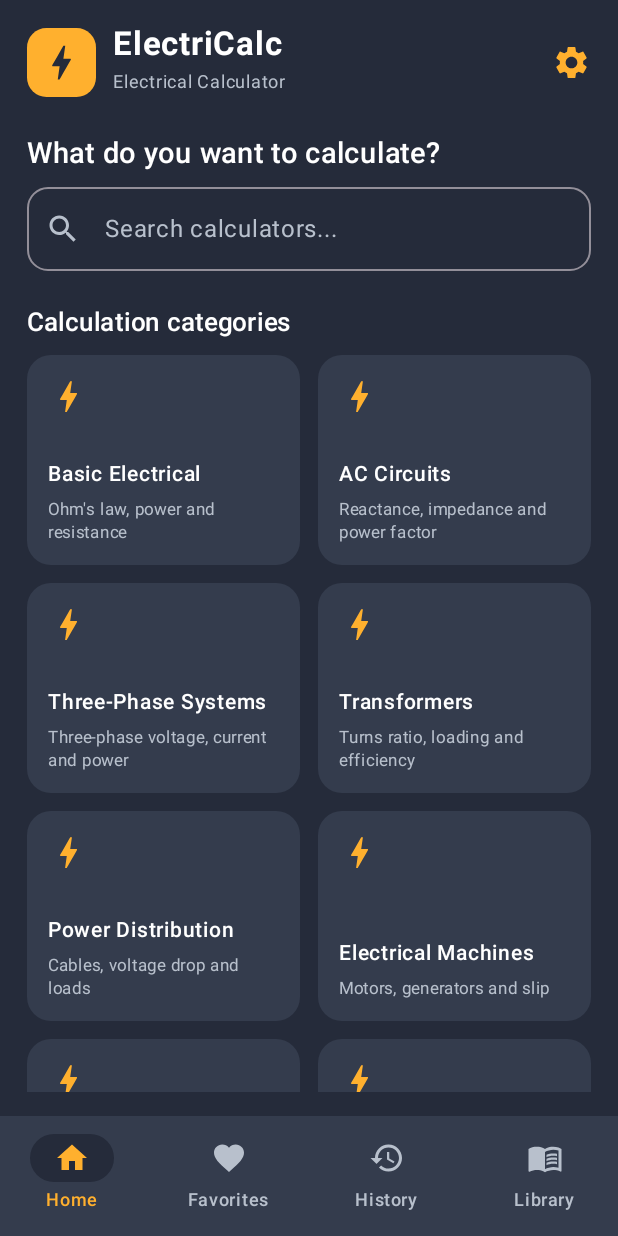
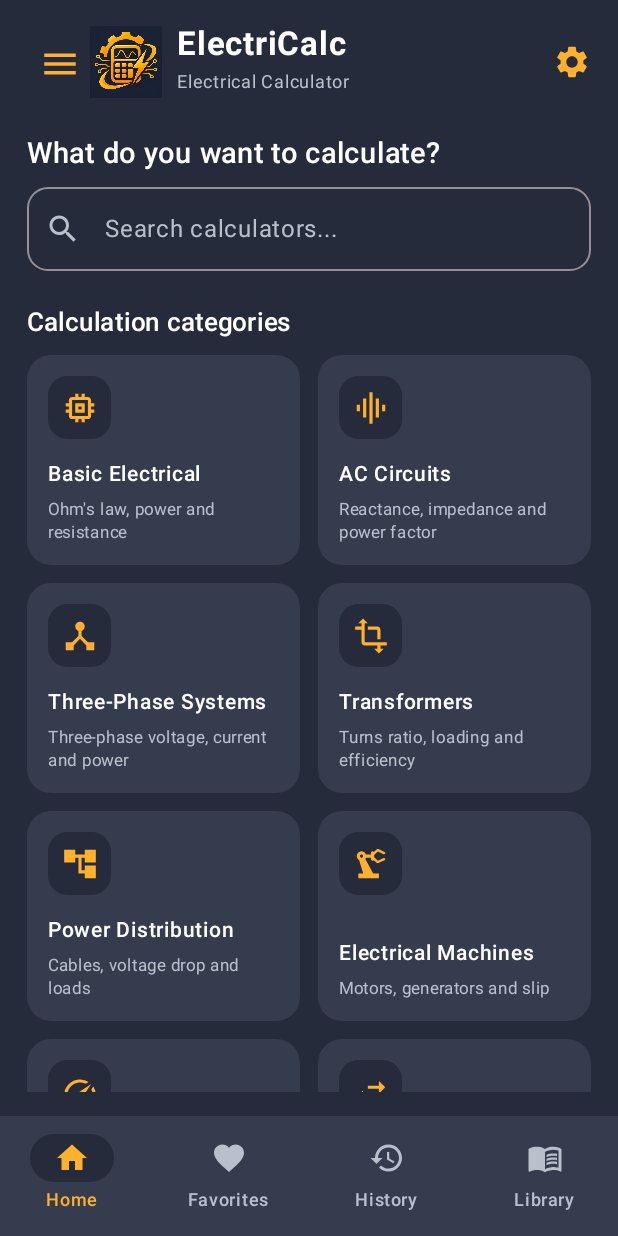
Before and after one commit to salvageovoke-maker/electricalc-android, an Android app built with Jetpack Compose: the screen it shows after launch (MainActivity), on a phone screen of 412 x 824 dp. Run offline under Robolectric (Android 15) with nearby library versions, the phone set to English and light mode, and no system bars.

Commit message:
Add premium branding, category icons and navigation drawer

```diff
--- a/app/build.gradle.kts
+++ b/app/build.gradle.kts
@@ -10,8 +10,8 @@ android {
         applicationId = "com.electricalc.app"
         minSdk = 26
         targetSdk = 35
-        versionCode = 6
-        versionName = "1.5.0"
+        versionCode = 7
+        versionName = "1.6.0"
         testInstrumentationRunner = "androidx.test.runner.AndroidJUnitRunner"
     }
     buildFeatures { compose = true }
--- a/app/src/main/AndroidManifest.xml
+++ b/app/src/main/AndroidManifest.xml
@@ -1,5 +1,5 @@
 <manifest xmlns:android="http://schemas.android.com/apk/res/android">
-    <application android:allowBackup="true" android:label="ElectriCalc" android:supportsRtl="true" android:theme="@android:style/Theme.Material.NoActionBar">
+    <application android:allowBackup="true" android:icon="@mipmap/ic_launcher" android:roundIcon="@mipmap/ic_launcher" android:label="ElectriCalc" android:supportsRtl="true" android:theme="@android:style/Theme.Material.NoActionBar">
         <activity android:name=".MainActivity" android:exported="true">
             <intent-filter>
                 <action android:name="android.intent.action.MAIN" />
--- a/app/src/main/java/com/electricalc/app/MainActivity.kt
+++ b/app/src/main/java/com/electricalc/app/MainActivity.kt
@@ -16,15 +16,19 @@ import androidx.compose.foundation.verticalScroll
 import androidx.compose.material.icons.Icons
 import androidx.compose.material.icons.filled.*
 import androidx.compose.material3.*
+import androidx.compose.foundation.Image
 import androidx.compose.runtime.*
 import androidx.compose.ui.Alignment
 import androidx.compose.ui.Modifier
 import androidx.compose.ui.graphics.Color
+import androidx.compose.ui.graphics.vector.ImageVector
+import androidx.compose.ui.res.painterResource
 import androidx.compose.ui.text.font.FontWeight
 import androidx.compose.ui.text.input.KeyboardType
 import androidx.compose.ui.unit.dp
 import androidx.compose.ui.unit.sp
 import java.util.Locale
+import kotlinx.coroutines.launch
 
 private val Graphite=Color(0xFF252B3A)
 private val CardGraphite=Color(0xFF343C4D)
@@ -47,6 +51,19 @@ private val categories=listOf(
     Category("Conversions","Electrical units and quantities")
 )
 
+private fun categoryIcon(name:String):ImageVector = when(name){
+    "Basic Electrical" -> Icons.Default.Memory
+    "AC Circuits" -> Icons.Default.GraphicEq
+    "Three-Phase Systems" -> Icons.Default.DeviceHub
+    "Transformers" -> Icons.Default.Transform
+    "Power Distribution" -> Icons.Default.AccountTree
+    "Electrical Machines" -> Icons.Default.PrecisionManufacturing
+    "Energy & Consumption" -> Icons.Default.Speed
+    "Conversions" -> Icons.Default.SwapHoriz
+    else -> Icons.Default.Calculate
+}
+
+@OptIn(ExperimentalMaterial3Api::class)
 @Composable
 private fun ElectriCalcApp(){
     var query by remember{mutableStateOf("")}
@@ -55,11 +72,77 @@ private fun ElectriCalcApp(){
     var calc by remember{mutableStateOf<CalcSpec?>(null)}
     var answer by remember{mutableStateOf<CalcAnswer?>(null)}
     var error by remember{mutableStateOf<String?>(null)}
+    var showAbout by remember{mutableStateOf(false)}
     val favorites=remember{mutableStateListOf<String>()}
+    val drawerState= rememberDrawerState(DrawerValue.Closed)
+    val scope= rememberCoroutineScope()
+
+    ModalNavigationDrawer(
+        drawerState=drawerState,
+        gesturesEnabled=calc==null,
+        drawerContent={
+            ModalDrawerSheet(drawerContainerColor=CardGraphite) {
+                Row(Modifier.fillMaxWidth().padding(horizontal=20.dp,vertical=24.dp),verticalAlignment=Alignment.CenterVertically){
+                    Image(painterResource(R.drawable.electricalc_brand),contentDescription="ElectriCalc logo",modifier=Modifier.size(54.dp))
+                    Column(Modifier.padding(start=14.dp)){
+                        Text("ElectriCalc",fontSize=21.sp,fontWeight=FontWeight.Bold)
+                        Text("Electrical Calculator",color=Muted,fontSize=12.sp)
+                    }
+                }
+                HorizontalDivider(color=Muted.copy(alpha=.2f))
+                Text("MAIN MENU",color=Muted,fontSize=11.sp,fontWeight=FontWeight.Bold,modifier=Modifier.padding(start=20.dp,top=18.dp,bottom=8.dp))
+                val drawerItems=listOf(
+                    Triple("Home",Icons.Default.Home,0),
+                    Triple("Favorites",Icons.Default.Favorite,1),
+                    Triple("History",Icons.Default.History,2),
+                    Triple("Library",Icons.Default.MenuBook,3)
+                )
+                drawerItems.forEach{item->
+                    NavigationDrawerItem(
+                        icon={Icon(item.second,null)},
+                        label={Text(item.first)},
+                        selected=tab==item.third && category==null && calc==null,
+                        onClick={
+                            tab=item.third;category=null;calc=null;answer=null;error=null
+                            scope.launch{drawerState.close()}
+                        },
+                        modifier=Modifier.padding(NavigationDrawerItemDefaults.ItemPadding),
+                        colors=NavigationDrawerItemDefaults.colors(selectedContainerColor=Graphite,selectedIconColor=Amber,selectedTextColor=Amber,unselectedIconColor=Muted,unselectedTextColor=Color.White)
+                    )
+                }
+                HorizontalDivider(Modifier.padding(vertical=12.dp),color=Muted.copy(alpha=.2f))
+                Text("CALCULATION CATEGORIES",color=Muted,fontSize=11.sp,fontWeight=FontWeight.Bold,modifier=Modifier.padding(start=20.dp,bottom=8.dp))
+                categories.forEach{item->
+                    NavigationDrawerItem(
+                        icon={Icon(categoryIcon(item.name),null)},
+                        label={Text(item.name)},
+                        selected=category==item.name,
+                        onClick={
+                            tab=0;category=item.name;calc=null;answer=null;error=null
+                            scope.launch{drawerState.close()}
+                        },
+                        modifier=Modifier.padding(NavigationDrawerItemDefaults.ItemPadding),
+                        colors=NavigationDrawerItemDefaults.colors(selectedContainerColor=Graphite,selectedIconColor=Amber,selectedTextColor=Amber,unselectedIconColor=Muted,unselectedTextColor=Color.White)
+                    )
+                }
+                Spacer(Modifier.weight(1f))
+                HorizontalDivider(color=Muted.copy(alpha=.2f))
+                NavigationDrawerItem(
+                    icon={Icon(Icons.Default.Info,null)},
+                    label={Text("About ElectriCalc")},
+                    selected=false,
+                    onClick={showAbout=true;scope.launch{drawerState.close()}},
+                    modifier=Modifier.padding(NavigationDrawerItemDefaults.ItemPadding),
+                    colors=NavigationDrawerItemDefaults.colors(unselectedIconColor=Muted,unselectedTextColor=Color.White)
+                )
+                Text("Version 1.6.0",color=Muted,fontSize=11.sp,modifier=Modifier.padding(start=22.dp,bottom=18.dp,top=4.dp))
+            }
+        }
+    ){
         Scaffold(containerColor=Graphite,bottomBar={
             NavigationBar(containerColor=CardGraphite){
                 listOf("Home" to Icons.Default.Home,"Favorites" to Icons.Default.Favorite,"History" to Icons.Default.History,"Library" to Icons.Default.MenuBook).forEachIndexed{index,item->
-                NavigationBarItem(selected=tab==index,onClick={tab=index;category=null;calc=null},icon={Icon(item.second,null)},label={Text(item.first)},colors=NavigationBarItemDefaults.colors(selectedIconColor=Amber,selectedTextColor=Amber,indicatorColor=Graphite,unselectedIconColor=Muted,unselectedTextColor=Muted))
+                    NavigationBarItem(selected=tab==index,onClick={tab=index;category=null;calc=null;answer=null;error=null},icon={Icon(item.second,null)},label={Text(item.first)},colors=NavigationBarItemDefaults.colors(selectedIconColor=Amber,selectedTextColor=Amber,indicatorColor=Graphite,unselectedIconColor=Muted,unselectedTextColor=Muted))
                 }
             }
         }){padding->
@@ -73,19 +156,33 @@ private fun ElectriCalcApp(){
                 tab==1->SavedScreen("Favorites",CalculatorCatalog.all.filter{favorites.contains(it.id)},Modifier.padding(padding)){calc=it}
                 tab==2->SavedScreen("History",emptyList(),Modifier.padding(padding)){calc=it}
                 tab==3->LibraryScreen(Modifier.padding(padding))
-            else->HomeScreen(query,{query=it},Modifier.padding(padding)){category=it}
+                else->HomeScreen(query,{query=it},Modifier.padding(padding),onCategory={category=it},onMenu={scope.launch{drawerState.open()}})
             }
+        }
+    }
+    if(showAbout){
+        AlertDialog(
+            onDismissRequest={showAbout=false},
+            confirmButton={TextButton(onClick={showAbout=false}){Text("Close",color=Amber)}},
+            title={Text("About ElectriCalc")},
+            text={Text("ElectriCalc is an offline-first electrical engineering calculator. Calculations run on your device and do not require an account or an internet connection.")},
+            containerColor=CardGraphite,
+            titleContentColor=Color.White,
+            textContentColor=Muted
+        )
     }
 }
 
 @Composable
-private fun HomeScreen(query:String,onQuery:(String)->Unit,modifier:Modifier,onCategory:(String)->Unit){
+private fun HomeScreen(query:String,onQuery:(String)->Unit,modifier:Modifier,onCategory:(String)->Unit,onMenu:()->Unit){
     val shown=categories.filter{it.name.contains(query,true)||it.detail.contains(query,true)}
     Column(modifier.fillMaxSize().padding(horizontal=18.dp,vertical=16.dp)){
         Row(verticalAlignment=Alignment.CenterVertically){
-            Box(Modifier.size(46.dp).background(Amber,RoundedCornerShape(13.dp)),contentAlignment=Alignment.Center){Icon(Icons.Default.Bolt,null,tint=Graphite,modifier=Modifier.size(30.dp))}
-            Column(Modifier.padding(start=11.dp)){Text("ElectriCalc",fontSize=22.sp,fontWeight=FontWeight.Bold);Text("Electrical Calculator",color=Muted,fontSize=12.sp)}
-            Spacer(Modifier.weight(1f));Icon(Icons.Default.Settings,null,tint=Amber,modifier=Modifier.size(26.dp))
+            IconButton(onClick=onMenu,modifier=Modifier.size(42.dp)){Icon(Icons.Default.Menu,null,tint=Amber,modifier=Modifier.size(28.dp))}
+            Image(painterResource(R.drawable.electricalc_brand),contentDescription="ElectriCalc logo",modifier=Modifier.size(48.dp))
+            Column(Modifier.padding(start=10.dp)){Text("ElectriCalc",fontSize=22.sp,fontWeight=FontWeight.Bold);Text("Electrical Calculator",color=Muted,fontSize=12.sp)}
+            Spacer(Modifier.weight(1f))
+            Icon(Icons.Default.Settings,null,tint=Amber,modifier=Modifier.size(25.dp))
         }
         Spacer(Modifier.height(24.dp));Text("What do you want to calculate?",fontSize=19.sp,fontWeight=FontWeight.SemiBold)
         Spacer(Modifier.height(10.dp))
@@ -95,7 +192,9 @@ private fun HomeScreen(query:String,onQuery:(String)->Unit,modifier:Modifier,onC
             items(shown){item->
                 Card(Modifier.fillMaxWidth().height(140.dp).clickable{onCategory(item.name)},shape=RoundedCornerShape(16.dp),colors=CardDefaults.cardColors(containerColor=CardGraphite)){
                     Column(Modifier.fillMaxSize().padding(14.dp),verticalArrangement=Arrangement.SpaceBetween){
-                        Icon(Icons.Default.Bolt,null,tint=Amber,modifier=Modifier.size(27.dp))
+                        Box(Modifier.size(42.dp).background(Graphite,RoundedCornerShape(13.dp)),contentAlignment=Alignment.Center){
+                            Icon(categoryIcon(item.name),null,tint=Amber,modifier=Modifier.size(25.dp))
+                        }
                         Column{Text(item.name,fontWeight=FontWeight.SemiBold,fontSize=14.sp);Spacer(Modifier.height(4.dp));Text(item.detail,color=Muted,fontSize=11.sp,lineHeight=15.sp)}
                     }
                 }
```
Also changed, not shown: app/src/main/res/drawable-nodpi/electricalc_brand.png (added), app/src/main/res/mipmap-hdpi/ic_launcher.png (added), app/src/main/res/mipmap-mdpi/ic_launcher.png (added), app/src/main/res/mipmap-xhdpi/ic_launcher.png (added), app/src/main/res/mipmap-xxhdpi/ic_launcher.png (added), app/src/main/res/mipmap-xxxhdpi/ic_launcher.png (added), 1 other file. Lines whose indentation alone changed are shown as unchanged.
